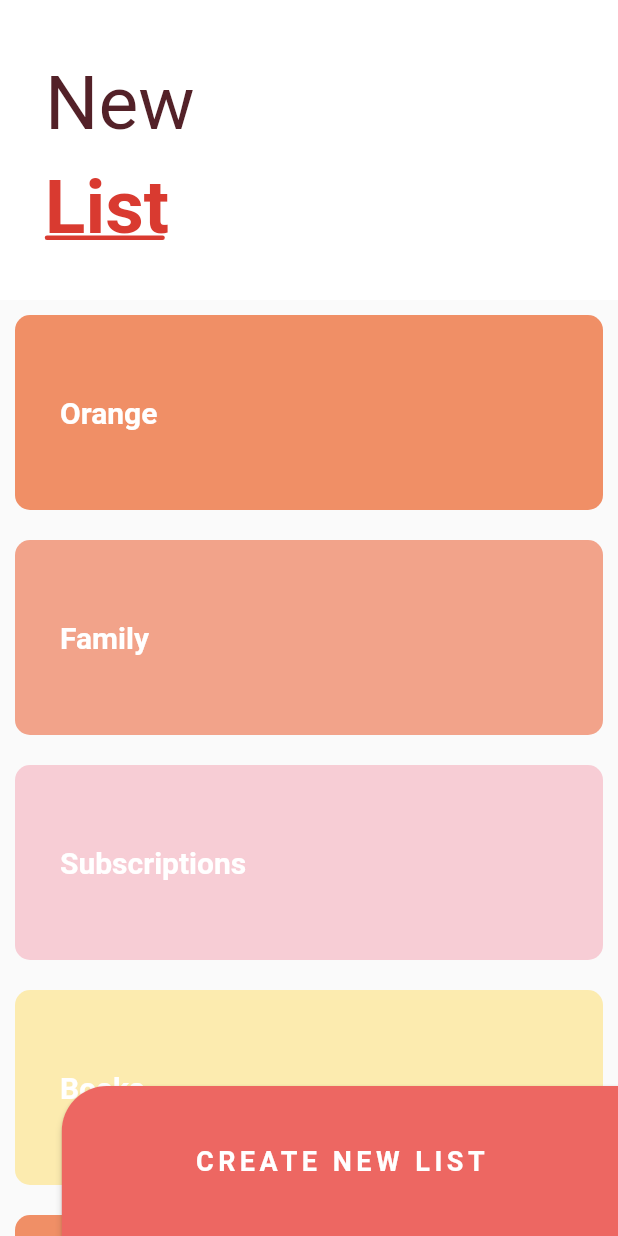
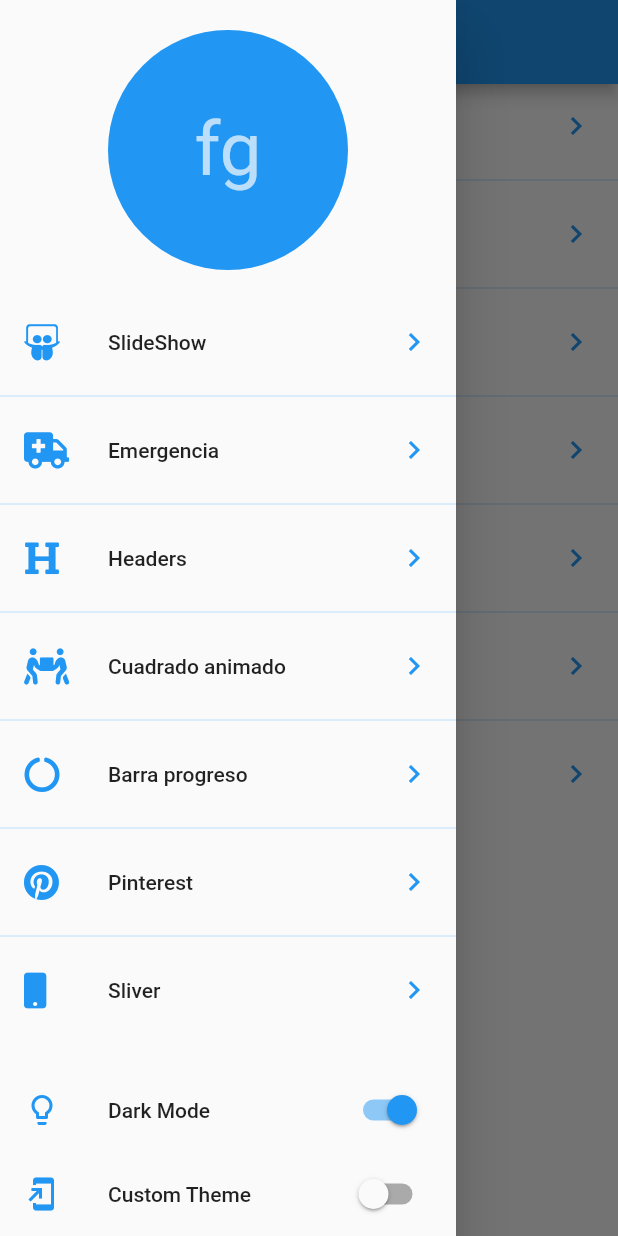
Before and after one commit to louis97/FlutterProDesign, a Flutter app: the screen it shows after launch, with the side drawer open (before the commit the screen has no drawer), on a phone screen of 412 x 824 dp. Run offline on Flutter 3.47's test engine with Material 2 defaults, Android fonts, the phone set to English and light mode, and no system bars; our stand-ins replace animate_do, flutter_svg, font_awesome_flutter.

Commit message:
initial commit

```diff
--- a/lib/lab/slideshow_screen.dart
+++ b/lib/lab/slideshow_screen.dart
@@ -33,7 +33,7 @@ class __SlidesState extends State<_Slides> {
   void initState() {
     super.initState();
     pageController.addListener(() {
-      print(pageController.page);
+      // print(pageController.page);
       Provider.of<SliderModel>(context, listen: false).currentPage =
           pageController.page;
     });
--- a/lib/main.dart
+++ b/lib/main.dart
@@ -1,19 +1,44 @@
 import 'package:flutter/material.dart';
+import './models/layout_Model.dart';
+import 'package:professionalDesignsFlutter/screens/launcher_screen.dart';
+import 'package:professionalDesignsFlutter/screens/launcher_screen_tablet.dart';
+import 'package:professionalDesignsFlutter/screens/slideshow_screen.dart';
+import 'package:professionalDesignsFlutter/theme/theme.dart';
+import 'package:provider/provider.dart';
 // import './screens/circular_graphs_screen.dart';
 // import './screens/slideshow_screen.dart';
 // import './screens/printerest_screen.dart';
 import './screens/emergency_screen.dart';
 import './screens/slider_list_screen.dart';
 
-
-void main() =>runApp(MyApp());
+void main() => runApp(MultiProvider(providers: [
+      ChangeNotifierProvider<ThemeChanger>.value(value: ThemeChanger(2)),
+      ChangeNotifierProvider<LayoutModel>.value(value: LayoutModel()),
+    ], child: MyApp()));
+// void main() => runApp(
+//     ChangeNotifierProvider(create: (_) => ThemeChanger(1), child: MyApp()));
 
 class MyApp extends StatelessWidget {
   @override
   Widget build(BuildContext context) {
     return MaterialApp(
+      theme: Provider.of<ThemeChanger>(context).currentTheme,
       title: 'Flutter Demo',
-      home: SliverListScreen(),
+      home: OrientationBuilder(
+        builder: (BuildContext context, Orientation orientation) {
+          // print('Orientation $orientation');
+          Size size = MediaQuery.of(context).size;
+          if (size.width > 500) {
+            return LauncherScreenTablet();
+          } else {
+            return LauncherScreen();
+          }
+          // return Container(
+          //   child: LauncherScreen(),
+          // );
+        },
+      ),
+      // home: SlideshowScreen(), NOT WORKING
     );
   }
 }
--- /dev/null
+++ b/lib/models/layout_Model.dart
@@ -0,0 +1,16 @@
+import 'package:flutter/cupertino.dart';
+import 'package:professionalDesignsFlutter/screens/slideshow_screen.dart';
+
+class LayoutModel with ChangeNotifier{
+
+Widget _currentScreen = SlideshowScreen();
+
+get currentScreen => _currentScreen;
+
+set currentScreen (Widget cs){
+  _currentScreen=cs;
+  notifyListeners();
+}
+
+
+}
--- /dev/null
+++ b/lib/routes/routes.dart
@@ -0,0 +1,31 @@
+import 'package:flutter/material.dart';
+import 'package:font_awesome_flutter/font_awesome_flutter.dart';
+import 'package:professionalDesignsFlutter/challenges/animated_square_screen.dart';
+// import 'package:professionalDesignsFlutter/lab/slideshow_screen.dart';
+import '../screens/slideshow_screen.dart';
+import 'package:professionalDesignsFlutter/screens/circular_graphs_screen.dart';
+import 'package:professionalDesignsFlutter/screens/emergency_screen.dart';
+import 'package:professionalDesignsFlutter/screens/headers_screen.dart';
+import 'package:professionalDesignsFlutter/screens/printerest_screen.dart';
+import 'package:professionalDesignsFlutter/screens/slider_list_screen.dart';
+
+final screenRoutes = <_Route>[
+  _Route(FontAwesomeIcons.slideshare, 'SlideShow', SlideshowScreen()),
+  _Route(FontAwesomeIcons.ambulance, 'Emergencia', EmergencyScreen()),
+  _Route(FontAwesomeIcons.heading, 'Headers', HeadersScreen()),
+  _Route(FontAwesomeIcons.peopleCarry, 'Cuadrado animado',
+      AnimatedRectangleScreen()),
+  _Route(
+      FontAwesomeIcons.circleNotch, 'Barra progreso', CircularGraphsScreen()),
+  _Route(
+      FontAwesomeIcons.pinterest, 'Pinterest', PrinterestScreen()),
+  _Route(FontAwesomeIcons.mobile, 'Sliver', SliverListScreen()),
+];
+
+class _Route {
+  final IconData icon;
+  final String title;
+  final Widget screen;
+
+  _Route(this.icon, this.title, this.screen);
+}
--- a/lib/screens/animations_screen.dart
+++ b/lib/screens/animations_screen.dart
@@ -63,7 +63,7 @@ class _AnimatedRectangleState extends State<AnimatedRectangle>
   Widget build(BuildContext context) {
     controller.forward();
 
-    print('rotation.value ${rotation.value}');
+    // print('rotation.value ${rotation.value}');
     return AnimatedBuilder(
       animation: controller,
       builder: (context, child) {
--- a/lib/screens/headers_screen.dart
+++ b/lib/screens/headers_screen.dart
@@ -1,4 +1,7 @@
+
 import 'package:flutter/material.dart';
+import 'package:professionalDesignsFlutter/theme/theme.dart';
+import 'package:provider/provider.dart';
 import '../widgets/headers.dart';
 
 import 'animations_screen.dart';
@@ -6,8 +9,9 @@ import 'animations_screen.dart';
 class HeadersScreen extends StatelessWidget {
   @override
   Widget build(BuildContext context) {
+    final appTheme= Provider.of<ThemeChanger>(context).currentTheme;
     return Scaffold(
-      body: Center(child: AnimatedRectangle()),
+      body: WaveHeader(color: appTheme.accentColor,),
     );
   }
 }
--- /dev/null
+++ b/lib/screens/launcher_screen.dart
@@ -0,0 +1,111 @@
+import 'package:flutter/material.dart';
+import 'package:font_awesome_flutter/font_awesome_flutter.dart';
+import 'package:provider/provider.dart';
+import '../theme/theme.dart';
+import '../routes/routes.dart';
+
+class LauncherScreen extends StatelessWidget {
+  @override
+  Widget build(BuildContext context) {
+    final appTheme = Provider.of<ThemeChanger>(context).currentTheme;
+    return Scaffold(
+      appBar: AppBar(
+        title: Text('Flutter Designs - Phone'),
+        backgroundColor: appTheme.accentColor,
+      ),
+      body: _OptionsList(),
+      drawer: _MainMenu(),
+    );
+  }
+}
+
+class _OptionsList extends StatelessWidget {
+  @override
+  Widget build(BuildContext context) {
+    final appTheme = Provider.of<ThemeChanger>(context).currentTheme;
+    return ListView.separated(
+      physics: BouncingScrollPhysics(),
+      itemCount: screenRoutes.length,
+      separatorBuilder: (context, i) => Divider(
+        color: appTheme.primaryColorLight,
+      ),
+      itemBuilder: (context, index) => ListTile(
+        leading: FaIcon(
+          screenRoutes[index].icon,
+          color: appTheme.accentColor,
+        ),
+        title: Text(screenRoutes[index].title),
+        trailing: Icon(Icons.chevron_right, color: appTheme.accentColor,),
+        onTap: () {
+          Navigator.push(
+            context,
+            MaterialPageRoute(builder: (context) => screenRoutes[index].screen),
+          );
+        },
+      ),
+    );
+  }
+}
+
+class _MainMenu extends StatelessWidget {
+  @override
+  Widget build(BuildContext context) {
+    final themeChanger = Provider.of<ThemeChanger>(context);
+    final accentColor = themeChanger.currentTheme.accentColor;
+    return Drawer(
+      child: Container(
+        child: Column(
+          children: [
+            SafeArea(
+              child: Container(
+                padding: EdgeInsets.all(20),
+                height: 200,
+                width: double.infinity,
+                child: CircleAvatar(
+                  backgroundColor: accentColor,
+                  child: Text(
+                    'fg',
+                    style: TextStyle(fontSize: 50),
+                  ),
+                ),
+              ),
+            ),
+            Expanded(child: _OptionsList()),
+            ListTile(
+              title: Text('Dark Mode'),
+              leading: Icon(
+                Icons.lightbulb_outline,
+                color: accentColor,
+              ),
+              trailing: Switch.adaptive(
+                  value: themeChanger.darkTheme,
+                  activeColor: accentColor,
+                  onChanged: (value) {
+                    themeChanger.darkTheme = value;
+                  }),
+            ),
+            SafeArea(
+              bottom: true,
+              left: false,
+              right: false,
+              top: false,
+              child: ListTile(
+                title: Text('Custom Theme'),
+                leading: Icon(
+                  Icons.add_to_home_screen,
+                  color: accentColor,
+                ),
+                trailing: Switch.adaptive(
+                    value: themeChanger.customTheme,
+                    activeColor: accentColor,
+                    onChanged: (value) {
+                      themeChanger.customTheme = value;
+                    }),
+              ),
+            )
+          ],
+        ),
+      ),
+    );
+  }
+}
--- a/lib/screens/slider_list_screen.dart
+++ b/lib/screens/slider_list_screen.dart
@@ -1,6 +1,8 @@
 import 'dart:math';
 
 import 'package:flutter/material.dart';
+import 'package:professionalDesignsFlutter/theme/theme.dart';
+import 'package:provider/provider.dart';
 
 class SliverListScreen extends StatelessWidget {
   @override
@@ -22,18 +24,21 @@ class _NewListButton extends StatelessWidget {
   @override
   Widget build(BuildContext context) {
     Size size = MediaQuery.of(context).size;
+    final appTheme = Provider.of<ThemeChanger>(context);
     return ButtonTheme(
       shape: RoundedRectangleBorder(
           borderRadius: BorderRadius.only(topLeft: Radius.circular(30))),
       height: 100,
       minWidth: size.width * 0.9,
       child: RaisedButton(
-        color: Color(0xffed6762),
+        color: (appTheme.darkTheme)
+            ? appTheme.currentTheme.accentColor
+            : Color(0xffed6762),
         onPressed: () {},
         child: Text(
           ' CREATE NEW LIST ',
           style: TextStyle(
-              color: Colors.white,
+              color: appTheme.currentTheme.scaffoldBackgroundColor,
               fontWeight: FontWeight.bold,
               fontSize: 18,
               letterSpacing: 3),
@@ -57,6 +62,8 @@ class _MainScroller extends StatelessWidget {
 
   @override
   Widget build(BuildContext context) {
+    final appTheme = Provider.of<ThemeChanger>(context).currentTheme;
+
     return CustomScrollView(
       slivers: [
         // SliverAppBar(
@@ -70,7 +77,7 @@ class _MainScroller extends StatelessWidget {
               child: Container(
                 alignment: Alignment.centerLeft,
                 child: _Header(),
-                color: Colors.white,
+                color: appTheme.scaffoldBackgroundColor,
               )),
           floating: true,
         ),
@@ -122,6 +129,7 @@ class _SliverCustomHeaderDelegate extends SliverPersistentHeaderDelegate {
 class _Header extends StatelessWidget {
   @override
   Widget build(BuildContext context) {
+    final appTheme = Provider.of<ThemeChanger>(context);
     return Column(
       children: [
         SizedBox(
@@ -131,7 +139,9 @@ class _Header extends StatelessWidget {
           padding: EdgeInsets.symmetric(horizontal: 30, vertical: 10),
           child: Text(
             'New',
-            style: TextStyle(fontSize: 50, color: Color(0xff532128)),
+            style: TextStyle(
+                fontSize: 50,
+                color: (appTheme.darkTheme) ? Colors.grey : Color(0xff532128)),
           ),
         ),
         Stack(
@@ -152,7 +162,8 @@ class _Header extends StatelessWidget {
                 height: 3,
                 width: 80,
                 decoration: BoxDecoration(
-                    color: Color(0xffd93a30),
+                    color:
+                        (appTheme.darkTheme) ? Colors.grey : Color(0xffd93a30),
                     borderRadius: BorderRadius.circular(10)),
               ),
             )
@@ -191,6 +202,7 @@ class _ListItem extends StatelessWidget {
 
   @override
   Widget build(BuildContext context) {
+    final appTheme = Provider.of<ThemeChanger>(context);
     return Container(
       padding: EdgeInsets.all(30),
       alignment: Alignment.centerLeft,
@@ -202,7 +214,8 @@ class _ListItem extends StatelessWidget {
       height: 130,
       margin: EdgeInsets.all(10),
       decoration: BoxDecoration(
-          borderRadius: BorderRadius.circular(10), color: this.color),
+          borderRadius: BorderRadius.circular(10),
+          color: (appTheme.darkTheme) ? Colors.grey : this.color),
     );
   }
 }
--- /dev/null
+++ b/lib/theme/theme.dart
@@ -0,0 +1,67 @@
+import 'package:flutter/material.dart';
+
+class ThemeChanger with ChangeNotifier {
+  bool _darkTheme = false;
+  bool _customTheme = false;
+
+  ThemeData _currentTheme;
+
+  ThemeChanger(int theme) {
+    switch (theme) {
+      case 1:
+        _darkTheme = false;
+        _customTheme = false;
+        // _currentTheme = ThemeData.dark().copyWith(accentColor: Colors.pink);
+        _currentTheme = ThemeData.light().copyWith(
+          accentColor: Colors.pink
+        );
+        break;
+      case 2:
+        _darkTheme = true;
+        _customTheme = false;
+        _currentTheme = ThemeData.light();
+        break;
+      case 3:
+        _darkTheme = false;
+        _customTheme = true;
+        break;
+      default:
+        _darkTheme = false;
+        _customTheme = false;
+        _currentTheme = ThemeData.light();
+    }
+  }
+
+  bool get darkTheme => this._darkTheme;
+  bool get customTheme => this._customTheme;
+  ThemeData get currentTheme => this._currentTheme;
+
+  set darkTheme(bool value) {
+    _customTheme = false;
+    _darkTheme = value;
+    if (value) {
+      // _currentTheme = ThemeData.dark().copyWith(accentColor: Colors.pink);
+      _currentTheme = ThemeData.dark();
+    } else {
+      _currentTheme = ThemeData.light().copyWith(
+          accentColor: Colors.pink
+        );
+    }
+    notifyListeners();
+  }
+
+  set customTheme(bool value) {
+    _customTheme = value;
+    _darkTheme = false;
+    if (value) {
+      _currentTheme = ThemeData.dark().copyWith(
+          accentColor: Color(0xff48A0eb),
+          primaryColorLight: Colors.white,
+          scaffoldBackgroundColor: Color(0xff16202b),
+          textTheme: TextTheme(bodyText1: TextStyle(color: Colors.white)));
+    } else {
+      _currentTheme = ThemeData.light();
+    }
+    notifyListeners();
+  }
+}
--- a/pubspec.yaml
+++ b/pubspec.yaml
@@ -29,8 +29,8 @@ dependencies:
   # The following adds the Cupertino Icons font to your application.
   # Use with the CupertinoIcons class for iOS style icons.
   cupertino_icons: ^0.1.3
-  flutter_svg: ^0.17.3+1
   flutter_staggered_grid_view: ^0.3.2
+  flutter_svg: ^0.18.1
   font_awesome_flutter: ^8.8.1
   animate_do: ^1.7.2
 
@@ -51,8 +51,8 @@ flutter:
 
   # To add assets to your application, add an assets section, like this:
   assets:
+    - assets/
     - assets/svgs/
-  #   - images/a_dot_ham.jpeg
 
   # An image asset can refer to one or more resolution-specific "variants", see
   # https://flutter.dev/assets-and-images/#resolution-aware.
```
Also changed, not shown: lib/screens/circular_graphs_screen.dart (+10 -5 lines), lib/screens/emergency_screen.dart (+7 -2 lines), lib/screens/launcher_screen_tablet.dart (added, +137 -0 lines), lib/screens/printerest_screen.dart (+19 -7 lines), lib/screens/slideshow_screen.dart (+12 -11 lines), lib/widgets/headers.dart (+11 -2 lines), lib/widgets/slideshow.dart (+13 -5 lines), pubspec.lock, 1 other file.
